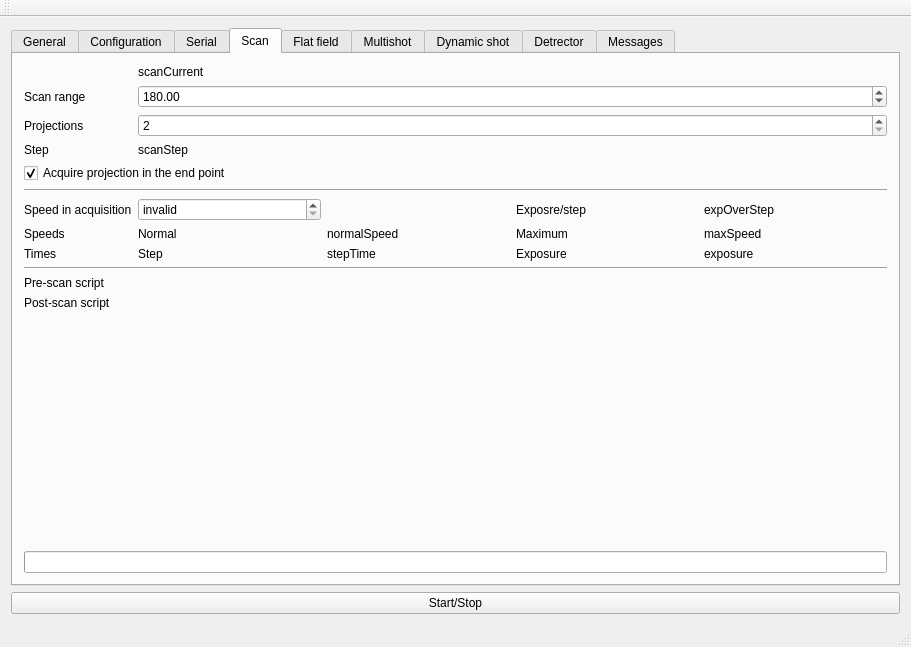
AustralianSynchrotron/ctgui, file ctgui_mainwindow.ui: the form before one commit.
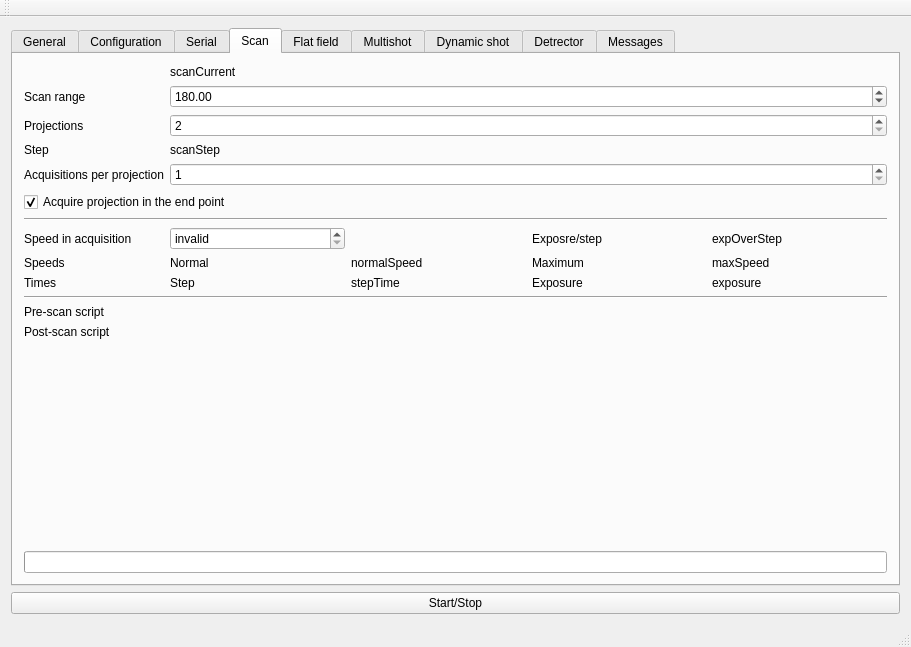
The form after the commit. The open tabs and pages were chosen to show the change. Icons and pictures are not drawn. Custom widgets are drawn as their Qt base class.

```diff
--- a/ctgui_mainwindow.ui
+++ b/ctgui_mainwindow.ui
@@ -25,7 +25,7 @@
        <enum>QTabWidget::North</enum>
       </property>
       <property name="currentIndex">
-       <number>4</number>
+       <number>3</number>
       </property>
       <property name="elideMode">
        <enum>Qt::ElideNone</enum>
@@ -536,6 +536,13 @@
         <string>Scan</string>
        </attribute>
        <layout class="QGridLayout" name="gridLayout_2">
+        <item row="12" column="0" colspan="5">
+         <widget class="Line" name="line_2">
+          <property name="orientation">
+           <enum>Qt::Horizontal</enum>
+          </property>
+         </widget>
+        </item>
         <item row="3" column="1" colspan="4">
          <widget class="QMSpinBox" name="scanProjections">
           <property name="toolTip">
@@ -562,59 +569,59 @@
           </property>
          </widget>
         </item>
-        <item row="7" column="4">
+        <item row="8" column="4">
          <widget class="QVariantLabel" name="expOverStep">
           <property name="text">
            <string>expOverStep</string>
           </property>
          </widget>
         </item>
-        <item row="12" column="0">
+        <item row="13" column="0">
          <widget class="QLabel" name="label_36">
           <property name="text">
            <string>Pre-scan script</string>
           </property>
          </widget>
         </item>
-        <item row="12" column="1" colspan="4">
+        <item row="13" column="1" colspan="4">
          <widget class="Script" name="preScanScript" native="true"/>
         </item>
-        <item row="13" column="0">
+        <item row="14" column="0">
          <widget class="QLabel" name="label_35">
           <property name="text">
            <string>Post-scan script</string>
           </property>
          </widget>
         </item>
-        <item row="9" column="3">
+        <item row="10" column="3">
          <widget class="QLabel" name="exposureInfoLabel">
           <property name="text">
            <string>Exposure</string>
           </property>
          </widget>
         </item>
-        <item row="6" column="0" colspan="5">
+        <item row="7" column="0" colspan="5">
          <widget class="Line" name="speedsLine">
           <property name="orientation">
            <enum>Qt::Horizontal</enum>
           </property>
          </widget>
         </item>
-        <item row="9" column="2">
+        <item row="10" column="2">
          <widget class="QVariantLabel" name="stepTime">
           <property name="text">
            <string>stepTime</string>
           </property>
          </widget>
         </item>
-        <item row="8" column="3">
+        <item row="9" column="3">
          <widget class="QLabel" name="maximumSpeedLabel">
           <property name="text">
            <string>Maximum</string>
           </property>
          </widget>
         </item>
-        <item row="5" column="0" colspan="5">
+        <item row="6" column="0" colspan="5">
          <widget class="QCheckBox" name="scanAdd">
           <property name="toolTip">
            <string>&lt;html&gt;&lt;head/&gt;&lt;body&gt;&lt;p&gt;&lt;span style=&quot; font-weight:600; font-style:italic;&quot;&gt;DoEndProj&lt;/span&gt;&lt;/p&gt;&lt;/body&gt;&lt;/html&gt;</string>
@@ -627,7 +634,7 @@
           </property>
          </widget>
         </item>
-        <item row="7" column="3">
+        <item row="8" column="3">
          <widget class="QLabel" name="expOverStepLabel">
           <property name="text">
            <string>Exposre/step</string>
@@ -641,30 +648,23 @@
           </property>
          </widget>
         </item>
-        <item row="9" column="1">
+        <item row="10" column="1">
          <widget class="QLabel" name="stepTimeLabel">
           <property name="text">
            <string>Step</string>
           </property>
          </widget>
         </item>
-        <item row="8" column="1">
+        <item row="9" column="1">
          <widget class="QLabel" name="normalSpeedLabel">
           <property name="text">
            <string>Normal</string>
           </property>
          </widget>
         </item>
-        <item row="13" column="1" colspan="4">
+        <item row="14" column="1" colspan="4">
          <widget class="Script" name="postScanScript" native="true"/>
         </item>
-        <item row="11" column="0" colspan="5">
-         <widget class="Line" name="line_2">
-          <property name="orientation">
-           <enum>Qt::Horizontal</enum>
-          </property>
-         </widget>
-        </item>
         <item row="4" column="0">
          <widget class="QLabel" name="label_43">
           <property name="text">
@@ -672,7 +672,7 @@
           </property>
          </widget>
         </item>
-        <item row="8" column="4">
+        <item row="9" column="4">
          <widget class="QVariantLabel" name="maximumSpeed">
           <property name="text">
            <string>maxSpeed</string>
@@ -686,7 +686,7 @@
           </property>
          </widget>
         </item>
-        <item row="14" column="0">
+        <item row="15" column="0">
          <spacer name="verticalSpacer">
           <property name="orientation">
            <enum>Qt::Vertical</enum>
@@ -699,14 +699,14 @@
           </property>
          </spacer>
         </item>
-        <item row="9" column="4">
+        <item row="10" column="4">
          <widget class="QVariantLabel" name="exposureInfo">
           <property name="text">
            <string>exposure</string>
           </property>
          </widget>
         </item>
-        <item row="8" column="0">
+        <item row="9" column="0">
          <widget class="QLabel" name="speedsLabel">
           <property name="text">
            <string>Speeds</string>
@@ -725,14 +725,14 @@
           </layout>
          </widget>
         </item>
-        <item row="9" column="0">
+        <item row="10" column="0">
          <widget class="QLabel" name="timesLabel">
           <property name="text">
            <string>Times</string>
           </property>
          </widget>
         </item>
-        <item row="7" column="1">
+        <item row="8" column="1">
          <widget class="QMDoubleSpinBox" name="rotSpeed">
           <property name="sizePolicy">
            <sizepolicy hsizetype="Minimum" vsizetype="Fixed">
@@ -748,14 +748,14 @@
           </property>
          </widget>
         </item>
-        <item row="8" column="2">
+        <item row="9" column="2">
          <widget class="QVariantLabel" name="normalSpeed">
           <property name="text">
            <string>normalSpeed</string>
           </property>
          </widget>
         </item>
-        <item row="7" column="0">
+        <item row="8" column="0">
          <widget class="QLabel" name="rotSpeedLabel">
           <property name="text">
            <string>Speed in acquisition</string>
@@ -785,13 +785,30 @@
           </property>
          </widget>
         </item>
-        <item row="15" column="0" colspan="5">
+        <item row="16" column="0" colspan="5">
          <widget class="QProgressBar" name="scanProgress">
           <property name="format">
            <string>Scan progress: %p% (%v of %m)</string>
           </property>
          </widget>
         </item>
+        <item row="5" column="0">
+         <widget class="QLabel" name="aqsPPLabel">
+          <property name="text">
+           <string>Acquisitions per projection</string>
+          </property>
+         </widget>
+        </item>
+        <item row="5" column="1" colspan="4">
+         <widget class="QSpinBox" name="aqsPP">
+          <property name="minimum">
+           <number>1</number>
+          </property>
+          <property name="maximum">
+           <number>2147483647</number>
+          </property>
+         </widget>
+        </item>
        </layout>
       </widget>
       <widget class="QWidget" name="tabFF">
@@ -1901,7 +1918,7 @@
      <x>0</x>
      <y>0</y>
      <width>911</width>
-     <height>28</height>
+     <height>26</height>
     </rect>
    </property>
   </widget>
```
